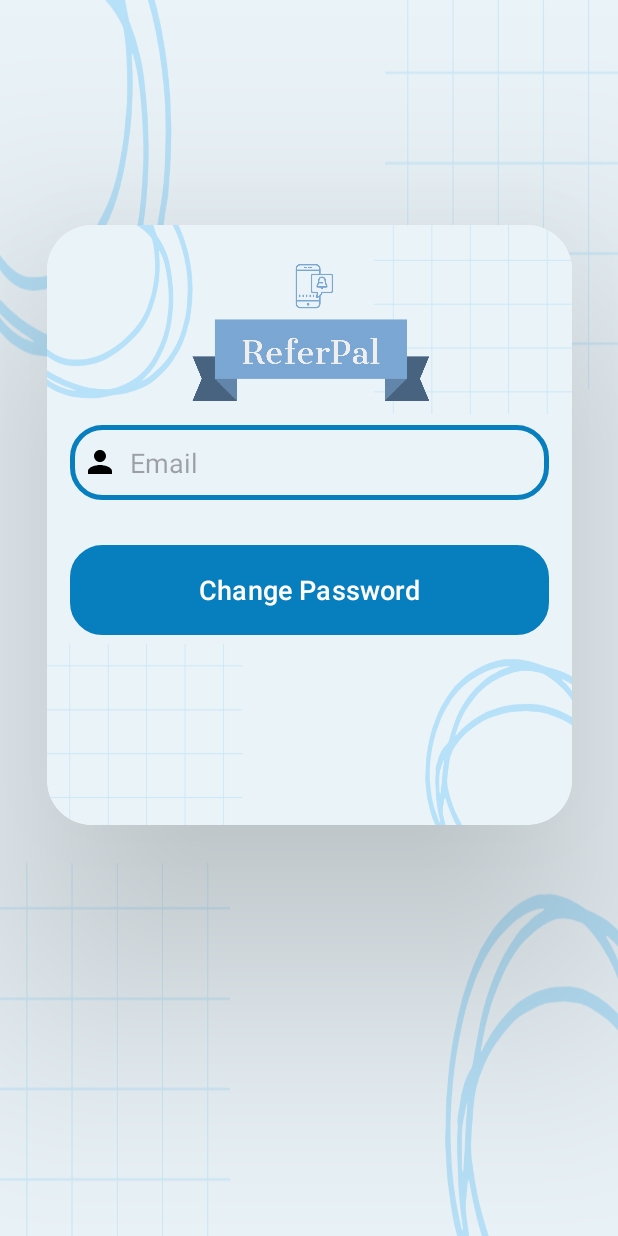
After one commit to AbhishekRaparthi/ReferPal, an Android app: the ResetPassword screen opened directly, with no data from a screen before it, on a phone screen of 412 x 824 dp. The commit adds this screen. Run offline under Robolectric (Android 15) with nearby library versions, the phone set to English and light mode, and no system bars; our stand-ins replace Firebase (no records; nobody signed in at launch, a user with empty details on screens opened directly).

Commit message:
vertical_prototype_Submission

```diff
--- /dev/null
+++ b/app/src/main/java/com/example/chathome/ResetPassword.java
@@ -0,0 +1,60 @@
+package com.example.chathome;
+
+import android.annotation.SuppressLint;
+import android.content.Intent;
+import android.content.SharedPreferences;
+import android.os.Bundle;
+import android.view.View;
+import android.widget.Button;
+import android.widget.EditText;
+import android.widget.TextView;
+import android.widget.Toast;
+
+import androidx.annotation.NonNull;
+import androidx.appcompat.app.AppCompatActivity;
+
+import com.google.android.gms.tasks.OnCompleteListener;
+import com.google.android.gms.tasks.Task;
+import com.google.firebase.auth.AuthResult;
+import com.google.firebase.auth.FirebaseAuth;
+
+public class ResetPassword extends AppCompatActivity {
+    private EditText cemailEditText;
+    private Button changepassButton;
+    FirebaseAuth fAuth;
+
+    @Override
+    protected void onCreate(Bundle savedInstanceState) {
+        super.onCreate(savedInstanceState);
+        setContentView(R.layout.activity_reset_password);
+        cemailEditText = findViewById(R.id.cemail);
+        changepassButton = findViewById(R.id.changepass);
+        fAuth = FirebaseAuth.getInstance();
+        changepassButton.setOnClickListener(new View.OnClickListener() {
+            @Override
+            public void onClick(View v) {
+                String email = cemailEditText.getText().toString().trim();
+                if (!email.isEmpty()) {
+                    fAuth.sendPasswordResetEmail(email).addOnCompleteListener(new OnCompleteListener<Void>() {
+                        @Override
+                        public void onComplete(@NonNull Task<Void> task) {
+
+                            if (task.isSuccessful()) {
+                                Intent intent = new Intent(ResetPassword.this, MainActivity.class);
+                                startActivity(intent);
+                                Toast.makeText(ResetPassword.this, "Password Reset Link sent to your email", Toast.LENGTH_SHORT).show();
+                            } else {
+                                cemailEditText.setError("Enter valid email address!");
+                            }
+
+                        }
+                    });
+                }else {
+                    cemailEditText.setError("Email cannot be empty");
+                }
+            }
+        });
+
+
+    }
+}
--- /dev/null
+++ b/app/src/main/res/layout/activity_reset_password.xml
@@ -0,0 +1,72 @@
+<?xml version="1.0" encoding="utf-8"?>
+<androidx.constraintlayout.widget.ConstraintLayout xmlns:android="http://schemas.android.com/apk/res/android"
+    xmlns:app="http://schemas.android.com/apk/res-auto"
+    xmlns:tools="http://schemas.android.com/tools"
+    android:layout_width="match_parent"
+    android:layout_height="match_parent"
+    android:background="@drawable/untitled_design"
+    android:gravity="center"
+    android:orientation="vertical"
+    tools:context=".MainActivity">
+
+
+    <androidx.cardview.widget.CardView
+        android:id="@+id/cardView"
+        android:layout_width="350dp"
+        android:layout_height="400dp"
+        android:layout_marginStart="30dp"
+        android:layout_marginTop="150dp"
+        android:layout_marginEnd="30dp"
+        android:background="@drawable/untitled_design"
+        app:cardCornerRadius="30dp"
+        app:cardElevation="100dp"
+        app:layout_constraintEnd_toEndOf="parent"
+        app:layout_constraintStart_toStartOf="parent"
+        app:layout_constraintTop_toTopOf="parent">
+
+        <LinearLayout
+            android:layout_width="match_parent"
+            android:layout_height="match_parent"
+            android:layout_gravity="center_horizontal"
+            android:background="@drawable/untitled_design"
+            android:orientation="vertical"
+            android:padding="15dp"
+            app:layout_constraintEnd_toEndOf="parent"
+            app:layout_constraintTop_toTopOf="parent">
+
+
+            <ImageView
+                android:id="@+id/title"
+                android:layout_width="match_parent"
+                android:layout_height="118dp"
+                android:layout_gravity="center"
+
+                android:src="@drawable/logotransparent"
+                app:layout_constraintEnd_toEndOf="parent"
+                app:layout_constraintHorizontal_bias="0.36"
+                app:layout_constraintStart_toStartOf="parent"
+                app:layout_constraintTop_toTopOf="parent" />
+
+            <EditText
+                android:id="@+id/cemail"
+                android:layout_width="match_parent"
+                android:layout_height="50dp"
+                android:background="@drawable/my_edittext"
+                android:drawableLeft="@drawable/baseline_person_24"
+                android:drawablePadding="8dp"
+                android:hint="Email"
+                android:padding="8dp"
+                android:textColor="@color/black"
+                android:textColorHighlight="@color/cardview_dark_background" />
+
+            <Button
+                android:id="@+id/changepass"
+                android:layout_width="match_parent"
+                android:layout_height="60dp"
+                android:layout_marginTop="30dp"
+                android:background="@drawable/my_edittext"
+                android:text="Change Password"
+                android:textSize="18sp" />
+        </LinearLayout>
+    </androidx.cardview.widget.CardView>
+</androidx.constraintlayout.widget.ConstraintLayout>
```
Also changed, not shown: app/src/main/AndroidManifest.xml (+6 -1 lines), app/src/main/java/com/example/chathome/MainActivity.java (+14 -4 lines), app/src/main/res/layout/activity_main.xml (+27 -18 lines).
